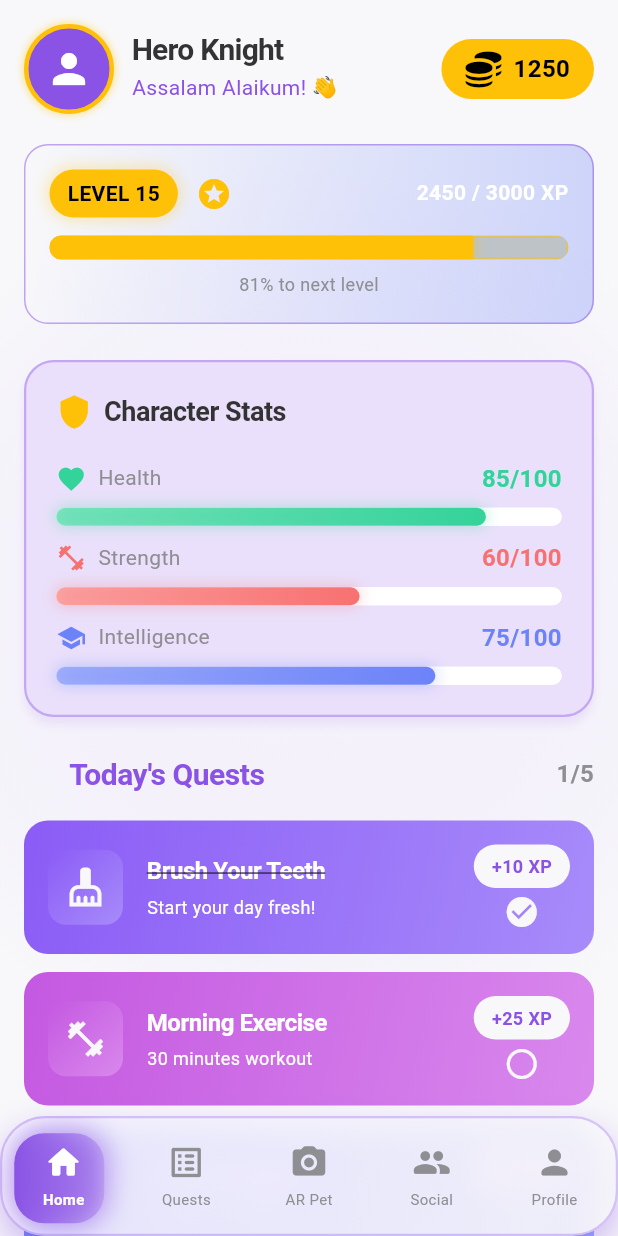
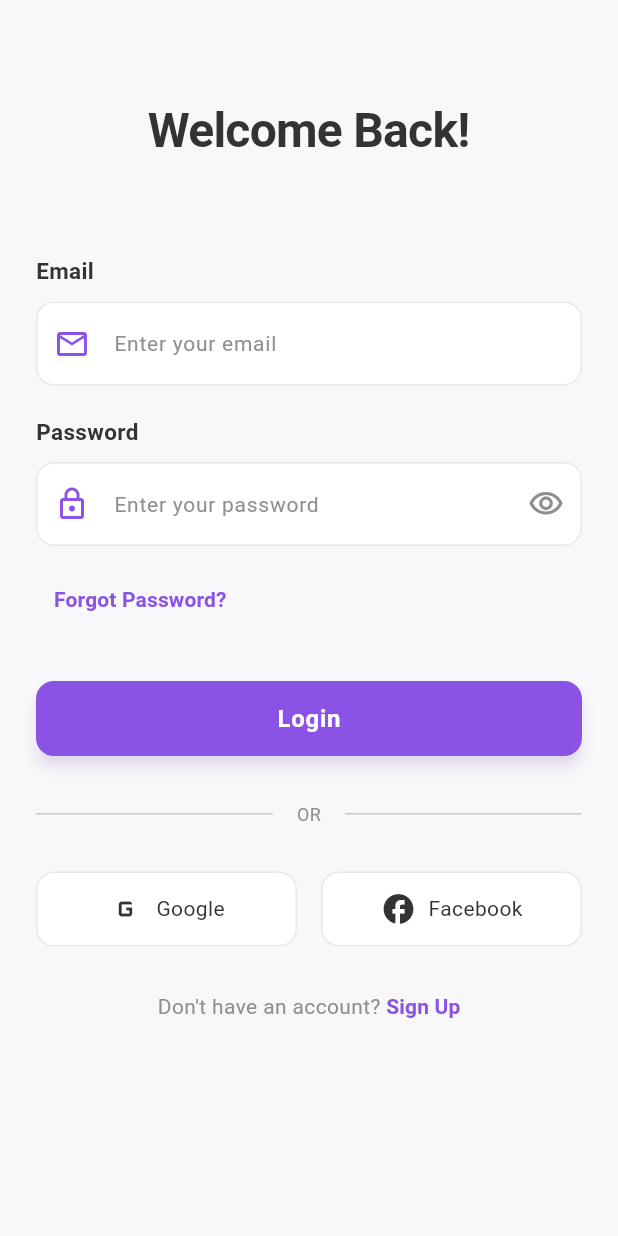
Before and after one commit to Mehreen-siddique/Real_Life_RPG_Overlay, a Flutter app: the screen it shows after launch, on a phone screen of 412 x 824 dp. Run offline on Flutter 3.47's test engine with Material 3 defaults, Android fonts, the phone set to English and light mode, and no system bars; our stand-ins replace font_awesome_flutter; accounts and stored records are empty.

Commit message:
Add the login screen code after all changings.

```diff
--- /dev/null
+++ b/lib/Screens/Authentication/LoginScreen.dart
@@ -0,0 +1,375 @@
+// screens/auth/login_screen.dart
+
+import 'package:flutter/material.dart';
+import 'package:real_life_rpg/Screens/homeScreen.dart';
+import '../../utils/constants.dart';
+
+class LoginScreen extends StatefulWidget {
+  const LoginScreen({Key? key}) : super(key: key);
+
+  @override
+  State<LoginScreen> createState() => _LoginScreenState();
+}
+
+class _LoginScreenState extends State<LoginScreen> {
+  final _formKey = GlobalKey<FormState>();
+  final _emailController = TextEditingController();
+  final _passwordController = TextEditingController();
+  bool _obscurePassword = true;
+  bool _isLoading = false;
+
+  @override
+  void dispose() {
+    _emailController.dispose();
+    _passwordController.dispose();
+    super.dispose();
+  }
+
+  Future<void> _login() async {
+    if (_formKey.currentState!.validate()) {
+      setState(() => _isLoading = true);
+
+      // Simulate API call
+      await Future.delayed(const Duration(seconds: 2));
+
+      setState(() => _isLoading = false);
+
+      if (mounted) {
+        Navigator.of(context).pushReplacement(
+          MaterialPageRoute(builder: (_) => HomeScreen()),
+        );
+      }
+    }
+  }
+
+
+  Widget _buildSocialButton({
+    required IconData icon,
+    required String label,
+    required VoidCallback onTap,
+  }) {
+    return InkWell(
+      onTap: onTap,
+      borderRadius: BorderRadius.circular(AppSizes.radiusSM),
+      child: Container(
+        height: 50,
+        decoration: BoxDecoration(
+          color: AppColors.whiteBackground,
+          borderRadius: BorderRadius.circular(AppSizes.radiusSM),
+          border: Border.all(color: AppColors.borderLight),
+        ),
+        child: Row(
+          mainAxisAlignment: MainAxisAlignment.center,
+          children: [
+            Icon(icon, color: AppColors.textDark),
+            const SizedBox(width: 8),
+            Text(label, style: AppTextStyles.bodyDark),
+          ],
+        ),
+      ),
+    );
+  }
+
+
+  @override
+  Widget build(BuildContext context) {
+    return Scaffold(
+      backgroundColor: AppColors.lightBackground,
+      body: SafeArea(
+        child: SingleChildScrollView(
+          padding: const EdgeInsets.all(24),
+          child: Form(
+            key: _formKey,
+            child: Column(
+              crossAxisAlignment: CrossAxisAlignment.start,
+              children: [
+                const SizedBox(height: 40),
+
+                // Welcome Back Text
+                Center(
+                  child: Text(
+                    'Welcome Back!',
+                    style: AppTextStyles.heading.copyWith(fontSize: 32),
+                  ),
+                ),
+                // const SizedBox(height: 8),
+                // Text(
+                //   'Login to continue your journey',
+                //   style: AppTextStyles.body.copyWith(fontSize: 16),
+                // ),
+                const SizedBox(height: 60),
+
+                // // Logo
+                // Center(
+                //   child: Container(
+                //     width: 100,
+                //     height: 100,
+                //     decoration: BoxDecoration(
+                //       gradient: AppGradients.primaryPurple,
+                //       borderRadius: BorderRadius.circular(25),
+                //       boxShadow: AppShadows.glowPurple,
+                //     ),
+                //     child: const Icon(
+                //       Icons.emoji_events_rounded,
+                //       size: 60,
+                //       color: AppColors.textWhite,
+                //     ),
+                //   ),
+                // ),
+                // const SizedBox(height: 60),
+
+                // Email Field
+                Text(
+                  'Email',
+                  style: AppTextStyles.bodyDark.copyWith(
+                    fontWeight: FontWeight.w600,
+                    fontSize: 15,
+                  ),
+                ),
+                const SizedBox(height: 8),
+                TextFormField(
+                  controller: _emailController,
+                  keyboardType: TextInputType.emailAddress,
+                  decoration: InputDecoration(
+                    hintText: 'Enter your email',
+                    hintStyle: AppTextStyles.body,
+                    prefixIcon: const Icon(
+                      Icons.email_outlined,
+                      color: AppColors.primaryPurple,
+                    ),
+                    filled: true,
+                    fillColor: AppColors.whiteBackground,
+                    border: OutlineInputBorder(
+                      borderRadius: BorderRadius.circular(AppSizes.radiusSM),
+                      borderSide: BorderSide(
+                        color: AppColors.borderLight,
+                      ),
+                    ),
+                    enabledBorder: OutlineInputBorder(
+                      borderRadius: BorderRadius.circular(AppSizes.radiusSM),
+                      borderSide: BorderSide(
+                        color: AppColors.borderLight,
+                      ),
+                    ),
+                    focusedBorder: OutlineInputBorder(
+                      borderRadius: BorderRadius.circular(AppSizes.radiusSM),
+                      borderSide: BorderSide(
+                        color: AppColors.primaryPurple,
+                        width: 1.5,
+                      ),
+                    ),
+                  ),
+                  validator: (value) {
+                    if (value == null || value.isEmpty) {
+                      return 'Please enter your email';
+                    }
+                    if (!value.contains('@')) {
+                      return 'Please enter a valid email';
+                    }
+                    return null;
+                  },
+                ),
+                const SizedBox(height: 20),
+
+                // Password Field
+                Text(
+                  'Password',
+                  style: AppTextStyles.bodyDark.copyWith(
+                    fontWeight: FontWeight.w600,
+                    fontSize: 15,
+                  ),
+                ),
+                const SizedBox(height: 8),
+                TextFormField(
+                  controller: _passwordController,
+                  obscureText: _obscurePassword,
+                  decoration: InputDecoration(
+                    hintText: 'Enter your password',
+                    hintStyle: AppTextStyles.body,
+                    prefixIcon: const Icon(
+                      Icons.lock_outline,
+                      color: AppColors.primaryPurple,
+                    ),
+                    suffixIcon: IconButton(
+                      icon: Icon(
+                        _obscurePassword
+                            ? Icons.visibility_outlined
+                            : Icons.visibility_off_outlined,
+                        color: AppColors.textGray,
+                      ),
+                      onPressed: () {
+                        setState(() {
+                          _obscurePassword = !_obscurePassword;
+                        });
+                      },
+                    ),
+                    filled: true,
+                    fillColor: AppColors.whiteBackground,
+                    border: OutlineInputBorder(
+                      borderRadius: BorderRadius.circular(AppSizes.radiusSM),
+                      borderSide: BorderSide(
+                        color: AppColors.borderLight,
+                      ),
+                    ),
+                    enabledBorder: OutlineInputBorder(
+                      borderRadius: BorderRadius.circular(AppSizes.radiusSM),
+                      borderSide: BorderSide(
+                        color: AppColors.borderLight,
+                      ),
+                    ),
+                    focusedBorder: OutlineInputBorder(
+                      borderRadius: BorderRadius.circular(AppSizes.radiusSM),
+                      borderSide: BorderSide(
+                        color: AppColors.primaryPurple,
+                        width: 1.5,
+                      ),
+                    ),
+                  ),
+                  validator: (value) {
+                    if (value == null || value.isEmpty) {
+                      return 'Please enter your password';
+                    }
+                    if (value.length < 6) {
+                      return 'Password must be at least 6 characters';
+                    }
+                    return null;
+                  },
+                ),
+                const SizedBox(height: 12),
+
+                // Forgot Password
+                Align(
+                  alignment: Alignment.centerLeft,
+                  child: TextButton(
+                    onPressed: () {
+                      // Navigator.push(
+                      //   context,
+                      //   MaterialPageRoute(
+                      //     builder: (_) => const ForgotPasswordScreen(),
+                      //   ),
+                      // );
+                    },
+                    child: Text(
+                      'Forgot Password?',
+                      style: AppTextStyles.body.copyWith(
+                        color: AppColors.primaryPurple,
+                        fontWeight: FontWeight.w600,
+                      ),
+                    ),
+                  ),
+                ),
+                const SizedBox(height: 30),
+
+                // Login Button
+                SizedBox(
+                  width: double.infinity,
+                  height: AppSizes.buttonHeight,
+                  child: ElevatedButton(
+                    onPressed: _isLoading ? null : _login,
+                    style: ElevatedButton.styleFrom(
+                      backgroundColor: AppColors.primaryPurple,
+                      shape: RoundedRectangleBorder(
+                        borderRadius: BorderRadius.circular(AppSizes.radiusSM),
+                      ),
+                      elevation: 4,
+                      shadowColor: AppColors.shadowPurple,
+                    ),
+                    child: _isLoading
+                        ? const SizedBox(
+                      width: 24,
+                      height: 24,
+                      child: CircularProgressIndicator(
+                        strokeWidth: 2.5,
+                        valueColor: AlwaysStoppedAnimation<Color>(
+                          AppColors.textWhite,
+                        ),
+                      ),
+                    )
+                        : Text(
+                      'Login',
+                      style: AppTextStyles.button,
+                    ),
+                  ),
+                ),
+                const SizedBox(height: 30),
+
+                // Divider
+                Row(
+                  children: [
+                    const Expanded(child: Divider()),
+                    Padding(
+                      padding: const EdgeInsets.symmetric(horizontal: 16),
+                      child: Text(
+                        'OR',
+                        style: AppTextStyles.caption,
+                      ),
+                    ),
+                    const Expanded(child: Divider()),
+                  ],
+                ),
+                const SizedBox(height: 30),
+
+                // Social Login Buttons
+                Row(
+                  children: [
+                    Expanded(
+                      child: _buildSocialButton(
+                        icon: Icons.g_mobiledata,
+                        label: 'Google',
+                        onTap: () {},
+                      ),
+                    ),
+                    const SizedBox(width: 16),
+                    Expanded(
+                      child: _buildSocialButton(
+                        icon: Icons.facebook_rounded,
+                        label: 'Facebook',
+                        onTap: () {},
+                      ),
+                    ),
+                  ],
+                ),
+                const SizedBox(height: 30),
+
+                // Sign Up Link
+                Center(
+                  child: Row(
+                    mainAxisAlignment: MainAxisAlignment.center,
+                    children: [
+                      Text(
+                        'Don\'t have an account? ',
+                        style: AppTextStyles.body,
+                      ),
+                      TextButton(
+                        onPressed: () {
+                          // Navigator.push(
+                          //   context,
+                          //   MaterialPageRoute(
+                          //     builder: (_) => const SignupScreen(),
+                          //   ),
+                          // );
+                        },
+                        style: TextButton.styleFrom(
+                          padding: EdgeInsets.zero,
+                          minimumSize: const Size(0, 0),
+                          tapTargetSize: MaterialTapTargetSize.shrinkWrap,
+                        ),
+                        child: Text(
+                          'Sign Up',
+                          style: AppTextStyles.body.copyWith(
+                            color: AppColors.primaryPurple,
+                            fontWeight: FontWeight.bold,
+                          ),
+                        ),
+                      ),
+                    ],
+                  ),
+                ),
+              ],
+            ),
+          ),
+        ),
+      ),
+    );
+  }
+}
--- a/lib/Screens/homeScreen.dart
+++ b/lib/Screens/homeScreen.dart
@@ -600,15 +600,15 @@ class _HomeScreenState extends State<HomeScreen> {
       extendBody: true, // Important for transparent bottom nav
       body: Container(
         decoration: BoxDecoration(
-          gradient: RadialGradient(
-            center: Alignment.center,
-            radius: 1.5,
-            colors: [
-              AppColors.lightPurple.withOpacity(0.15),
-              AppColors.lightBackground,
-              AppColors.lightBackground,
-            ],
-          ),
+          // gradient: RadialGradient(
+          //   center: Alignment.center,
+          //   radius: 1.5,
+          //   colors: [
+          //     AppColors.lightPurple.withOpacity(0.15),
+          //     AppColors.lightBackground,
+          //     AppColors.lightBackground,
+          //   ],
+          // ),
         ),
         child: SafeArea(
           bottom: false,
--- a/lib/Widgets/xp_progress.dart
+++ b/lib/Widgets/xp_progress.dart
@@ -106,12 +106,6 @@ class XPProgressBar  extends StatelessWidget {
                       height: 16,
                       decoration: BoxDecoration(
                         color: AppColors.highlightGold,
-                        // gradient: const LinearGradient(
-                        //   colors: [
-                        //     AppColors.progressTrack,
-                        //     AppColors.progressFill,
-                        //   ],
-                        // ),
                         border: Border.all(
                           color: AppColors.highlightGold.withOpacity(0.5),
                           width: 1.5,
--- a/lib/main.dart
+++ b/lib/main.dart
@@ -1,5 +1,5 @@
 import 'package:flutter/material.dart';
-import 'package:real_life_rpg/Screens/homeScreen.dart';
+import 'package:real_life_rpg/Screens/Authentication/LoginScreen.dart';
 
 
 void main(){
@@ -18,7 +18,7 @@ class _MainScreenState extends State<MainScreen> {
   Widget build(BuildContext context) {
     return MaterialApp(
       debugShowCheckedModeBanner: false,
-      home: HomeScreen(),
+      home: LoginScreen(),
     );
   }
 }
```
